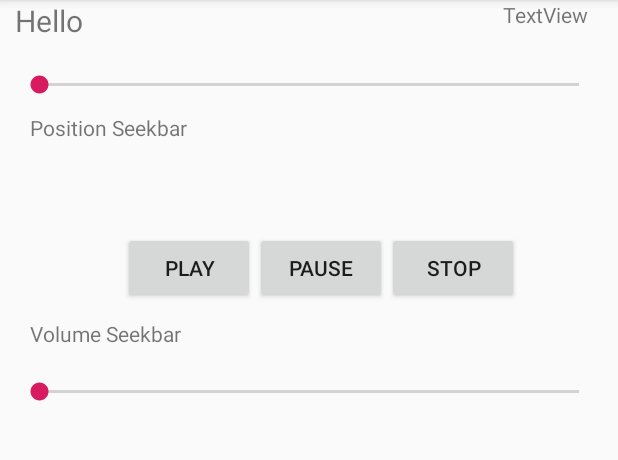
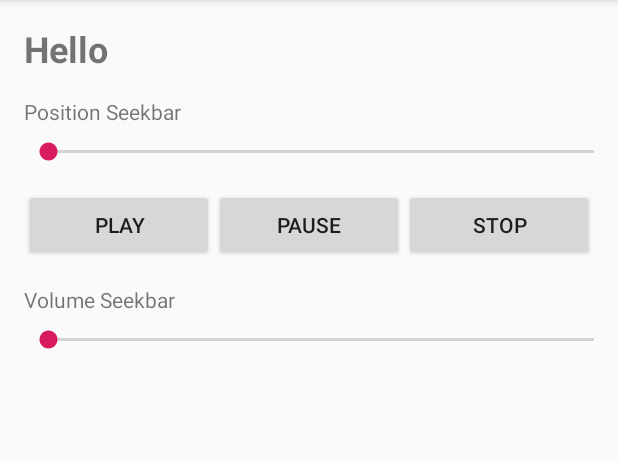
Before and after one commit to amangrobo/Single-song-music-player, an Android app: the screen it shows after launch (MainActivity), on a phone screen of 412 x 824 dp, the part 84-544 px from its top. Run offline under Robolectric (Android 15) with nearby library versions, the phone set to English and light mode, and no system bars.

Commit message:
layout change

```diff
--- a/app/src/main/res/layout/activity_main.xml
+++ b/app/src/main/res/layout/activity_main.xml
@@ -1,106 +1,79 @@
 <?xml version="1.0" encoding="utf-8"?>
-<android.support.constraint.ConstraintLayout xmlns:android="http://schemas.android.com/apk/res/android"
+<LinearLayout xmlns:android="http://schemas.android.com/apk/res/android"
     xmlns:app="http://schemas.android.com/apk/res-auto"
     xmlns:tools="http://schemas.android.com/tools"
     android:layout_width="match_parent"
     android:layout_height="match_parent"
+    android:orientation="vertical"
     tools:context=".MainActivity">
+
+    <TextView
+        android:id="@+id/textView"
+        android:layout_width="match_parent"
+        android:layout_height="wrap_content"
+        android:layout_margin="16dp"
+        android:text="Hello"
+        android:textStyle="bold"
+        android:textSize="24sp" />
+
+    <TextView
+        android:id="@+id/textView3"
+        android:layout_width="wrap_content"
+        android:layout_height="wrap_content"
+        android:layout_marginLeft="16dp"
+        android:layout_marginBottom="8dp"
+        android:text="Position Seekbar" />
 
     <SeekBar
         android:id="@+id/seekBar2"
         android:layout_width="match_parent"
         android:layout_height="wrap_content"
-        android:layout_margin="10dp"
-        android:layout_marginTop="8dp"
-        android:padding="10dp"
-        app:layout_constraintTop_toBottomOf="@+id/textView"
-        tools:layout_editor_absoluteX="0dp" />
+        android:layout_marginLeft="16dp"/>
+
+    <LinearLayout
+        android:layout_width="match_parent"
+        android:layout_height="wrap_content"
+        android:layout_margin="16dp"
+        android:orientation="horizontal">
+
+        <Button
+            android:id="@+id/playButton"
+            android:layout_width="0dp"
+            android:layout_weight="1"
+            android:layout_height="wrap_content"
+            android:onClick="playClicked"
+            android:text="Play" />
+
+        <Button
+            android:id="@+id/pauseButton"
+            android:layout_width="0dp"
+            android:layout_weight="1"
+            android:layout_height="wrap_content"
+            android:onClick="pauseClicked"
+            android:text="Pause" />
+
+        <Button
+            android:id="@+id/stopButton"
+            android:layout_width="0dp"
+            android:layout_weight="1"
+            android:layout_height="wrap_content"
+            android:onClick="stopClicked"
+            android:text="Stop" />
+
+    </LinearLayout>
 
     <TextView
-        android:id="@+id/textView"
-        android:layout_width="match_parent"
+        android:id="@+id/textView2"
+        android:layout_width="wrap_content"
         android:layout_height="wrap_content"
-        android:layout_margin="10dp"
-        android:text="Hello"
-        android:textSize="20sp"
-        tools:layout_editor_absoluteX="16dp"
-        tools:layout_editor_absoluteY="16dp" />
+        android:layout_marginLeft="16dp"
+        android:layout_marginBottom="8dp"
+        android:text="Volume Seekbar" />
 
     <SeekBar
         android:id="@+id/seekBar"
         android:layout_width="match_parent"
         android:layout_height="wrap_content"
-        android:layout_margin="10dp"
-        android:layout_marginStart="10dp"
-        android:padding="10dp"
-        app:layout_constraintStart_toStartOf="parent"
-        app:layout_constraintTop_toBottomOf="@+id/textView2" />
+        android:layout_marginLeft="16dp"/>
 
-    <TextView
-        android:id="@+id/textView2"
-        android:layout_width="wrap_content"
-        android:layout_height="wrap_content"
-        android:layout_marginStart="20dp"
-        android:text="Volume Seekbar"
-        app:layout_constraintStart_toStartOf="parent"
-        app:layout_constraintTop_toBottomOf="@+id/linearLayout" />
-
-    <TextView
-        android:id="@+id/textView3"
-        android:layout_width="wrap_content"
-        android:layout_height="wrap_content"
-        android:layout_marginStart="20dp"
-        android:text="Position Seekbar"
-        app:layout_constraintStart_toStartOf="parent"
-        app:layout_constraintTop_toBottomOf="@+id/seekBar2" />
-
-    <LinearLayout
-        android:id="@+id/linearLayout"
-        android:layout_width="match_parent"
-        android:layout_height="wrap_content"
-        android:layout_marginTop="50dp"
-        android:gravity="center"
-        android:orientation="horizontal"
-        android:padding="10dp"
-        app:layout_constraintTop_toBottomOf="@+id/textView3"
-        tools:layout_editor_absoluteX="0dp">
-
-        <Button
-            android:id="@+id/playButton"
-            android:layout_width="wrap_content"
-            android:layout_height="wrap_content"
-            android:layout_marginStart="16dp"
-            android:onClick="playClicked"
-            android:text="Play"
-            app:layout_constraintStart_toStartOf="parent"
-            tools:layout_editor_absoluteY="164dp" />
-
-        <Button
-            android:id="@+id/pauseButton"
-            android:layout_width="wrap_content"
-            android:layout_height="wrap_content"
-            android:onClick="pauseClicked"
-            android:text="Pause"
-            app:layout_constraintStart_toEndOf="@+id/playButton"
-            tools:layout_editor_absoluteY="164dp" />
-
-        <Button
-            android:id="@+id/stopButton"
-            android:layout_width="wrap_content"
-            android:layout_height="wrap_content"
-            android:onClick="stopClicked"
-            android:text="Stop"
-            app:layout_constraintStart_toEndOf="@+id/pauseButton"
-            tools:layout_editor_absoluteY="164dp" />
-    </LinearLayout>
-
-    <TextView
-        android:id="@+id/positionView"
-        android:layout_width="wrap_content"
-        android:layout_height="wrap_content"
-        android:layout_marginEnd="20dp"
-        android:text="TextView"
-        app:layout_constraintEnd_toEndOf="parent"
-        tools:layout_editor_absoluteY="91dp" />
-
-</android.support.constraint.ConstraintLayout>
+</LinearLayout>
```
